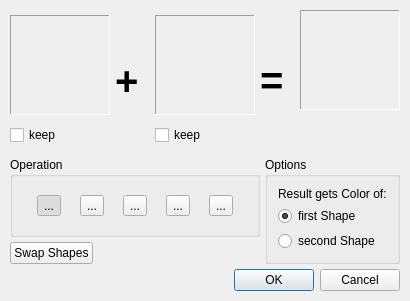
Qt form scribus/plugins/tools/pathfinder/pathfinderbase.ui (scribusproject/scribus) before a commit.
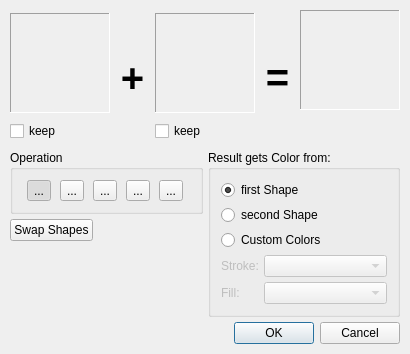
The same form after that commit. Custom widgets are drawn as their Qt base class.

Commit message: Fixed Bug #7305: "Missing tooltips in Boolean Path Operations dialog" and improved the Dialog a bit.

Patch:
```diff
--- a/scribus/plugins/tools/pathfinder/pathfinderbase.ui
+++ b/scribus/plugins/tools/pathfinder/pathfinderbase.ui
@@ -6,13 +6,13 @@
     <x>0</x>
     <y>0</y>
     <width>410</width>
-    <height>301</height>
+    <height>354</height>
    </rect>
   </property>
   <property name="windowTitle" >
    <string>Boolean Path Operations</string>
   </property>
-  <layout class="QVBoxLayout" >
+  <layout class="QVBoxLayout" name="verticalLayout_2" >
    <item>
     <layout class="QHBoxLayout" >
      <property name="spacing" >
@@ -93,6 +93,9 @@
          <property name="text" >
           <string>+</string>
          </property>
+         <property name="alignment" >
+          <set>Qt::AlignCenter</set>
+         </property>
         </widget>
        </item>
        <item>
@@ -185,6 +188,9 @@
          <property name="text" >
           <string>=</string>
          </property>
+         <property name="alignment" >
+          <set>Qt::AlignCenter</set>
+         </property>
         </widget>
        </item>
        <item>
@@ -250,15 +256,9 @@
     </layout>
    </item>
    <item>
-    <layout class="QHBoxLayout" >
-     <property name="spacing" >
-      <number>5</number>
-     </property>
+    <layout class="QHBoxLayout" name="horizontalLayout" >
      <item>
-      <layout class="QVBoxLayout" >
-       <property name="spacing" >
-        <number>5</number>
-       </property>
+      <layout class="QVBoxLayout" name="verticalLayout" >
        <item>
         <widget class="QGroupBox" name="groupBox" >
          <property name="title" >
@@ -268,16 +268,7 @@
           <property name="spacing" >
            <number>5</number>
           </property>
-          <property name="leftMargin" >
-           <number>10</number>
-          </property>
-          <property name="topMargin" >
-           <number>10</number>
-          </property>
-          <property name="rightMargin" >
-           <number>10</number>
-          </property>
-          <property name="bottomMargin" >
+          <property name="margin" >
            <number>10</number>
           </property>
           <item>
@@ -378,40 +369,28 @@
          </item>
         </layout>
        </item>
+       <item>
+        <spacer name="verticalSpacer" >
+         <property name="orientation" >
+          <enum>Qt::Vertical</enum>
+         </property>
+         <property name="sizeHint" stdset="0" >
+          <size>
+           <width>20</width>
+           <height>40</height>
+          </size>
+         </property>
+        </spacer>
+       </item>
       </layout>
      </item>
      <item>
       <widget class="QGroupBox" name="optionGroup" >
        <property name="title" >
-        <string>Options</string>
+        <string>Result gets Color from:</string>
        </property>
-       <layout class="QVBoxLayout" >
-        <property name="spacing" >
-         <number>5</number>
-        </property>
-        <property name="leftMargin" >
-         <number>10</number>
-        </property>
-        <property name="topMargin" >
-         <number>10</number>
-        </property>
-        <property name="rightMargin" >
-         <number>10</number>
-        </property>
-        <property name="bottomMargin" >
-         <number>10</number>
-        </property>
-        <item>
-         <widget class="QLabel" name="label_3" >
-          <property name="text" >
-           <string>Result gets Color of:</string>
-          </property>
-          <property name="wordWrap" >
-           <bool>true</bool>
-          </property>
-         </widget>
-        </item>
-        <item>
+       <layout class="QGridLayout" name="gridLayout_2" >
+        <item row="0" column="0" >
          <widget class="QRadioButton" name="targetGetsSource1Color" >
           <property name="text" >
            <string>first Shape</string>
@@ -421,13 +400,73 @@
           </property>
          </widget>
         </item>
-        <item>
+        <item row="1" column="0" >
          <widget class="QRadioButton" name="targetGetsSource2Color" >
           <property name="text" >
            <string>second Shape</string>
           </property>
          </widget>
         </item>
+        <item row="2" column="0" >
+         <widget class="QRadioButton" name="targetGetsOtherColor" >
+          <property name="toolTip" >
+           <string>The resulting shape gets the colors listed below.</string>
+          </property>
+          <property name="text" >
+           <string>Custom Colors</string>
+          </property>
+         </widget>
+        </item>
+        <item row="3" column="0" >
+         <layout class="QGridLayout" name="gridLayout" >
+          <item row="0" column="0" >
+           <widget class="QLabel" name="label_3" >
+            <property name="enabled" >
+             <bool>false</bool>
+            </property>
+            <property name="text" >
+             <string>Stroke:</string>
+            </property>
+           </widget>
+          </item>
+          <item row="0" column="1" >
+           <widget class="ColorCombo" name="otherColorComboLine" >
+            <property name="enabled" >
+             <bool>false</bool>
+            </property>
+            <property name="sizePolicy" >
+             <sizepolicy vsizetype="Fixed" hsizetype="Expanding" >
+              <horstretch>0</horstretch>
+              <verstretch>0</verstretch>
+             </sizepolicy>
+            </property>
+            <property name="toolTip" >
+             <string>Select stroke color.</string>
+            </property>
+           </widget>
+          </item>
+          <item row="1" column="0" >
+           <widget class="QLabel" name="label_4" >
+            <property name="enabled" >
+             <bool>false</bool>
+            </property>
+            <property name="text" >
+             <string>Fill:</string>
+            </property>
+           </widget>
+          </item>
+          <item row="1" column="1" >
+           <widget class="ColorCombo" name="otherColorComboFill" >
+            <property name="enabled" >
+             <bool>false</bool>
+            </property>
+            <property name="toolTip" >
+             <string>Select fill color.</string>
+            </property>
+           </widget>
+          </item>
+         </layout>
+        </item>
        </layout>
       </widget>
      </item>
@@ -439,13 +478,20 @@
       <enum>Qt::Horizontal</enum>
      </property>
      <property name="standardButtons" >
-      <set>QDialogButtonBox::Cancel|QDialogButtonBox::NoButton|QDialogButtonBox::Ok</set>
+      <set>QDialogButtonBox::Cancel|QDialogButtonBox::Ok</set>
      </property>
     </widget>
    </item>
   </layout>
  </widget>
  <layoutdefault spacing="5" margin="10" />
+ <customwidgets>
+  <customwidget>
+   <class>ColorCombo</class>
+   <extends>QComboBox</extends>
+   <header>colorcombo.h</header>
+  </customwidget>
+ </customwidgets>
  <resources/>
  <connections>
   <connection>
```
Left out of the diff: 246 changed lines with no effect on the pictures. The commit also changes 4 other files.
